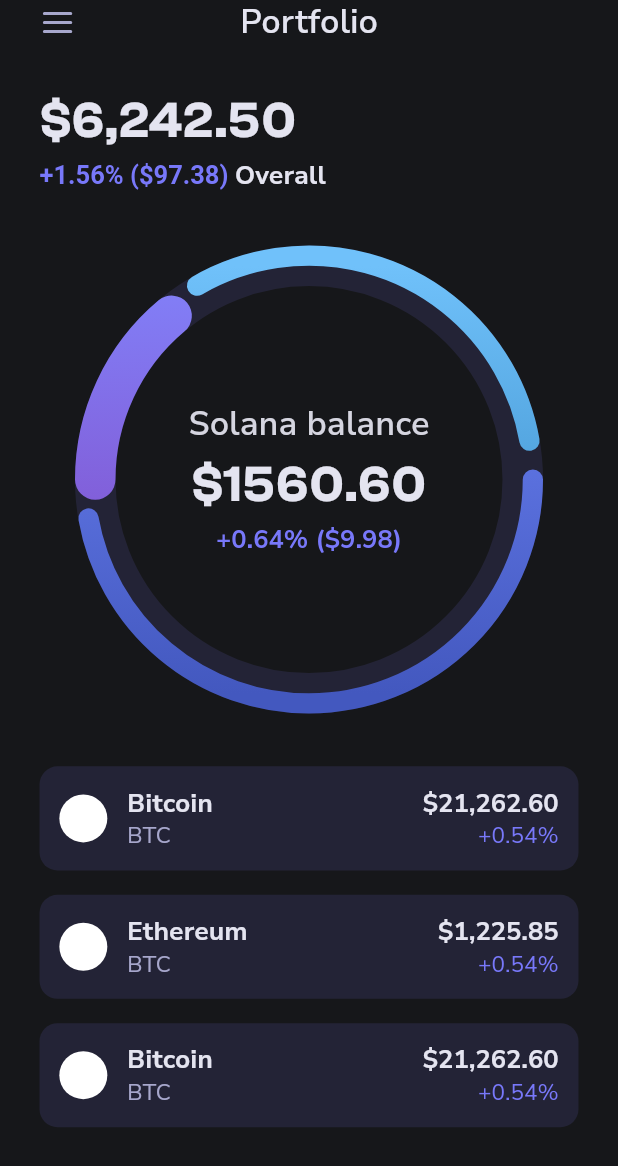
After one commit to jabguru/crypto_app, a Flutter app: the PortfolioScreen screen opened directly, on a phone screen of 412 x 824 dp. The commit adds this screen. Shown: the top 1166 px of the screen. Run offline on Flutter 3.47's test engine with Material 3 defaults, Android fonts, the phone set to English and light mode, and no system bars; our stand-ins replace flutter_svg, vector_graphics.

Commit message:
finished portfolio screen

```diff
--- a/lib/constants/colors.dart
+++ b/lib/constants/colors.dart
@@ -7,6 +7,7 @@ const Color kLightGrey = Color(0xFFE4E4F0);
 const Color kSnowWhite = Color(0xFFF2F2FA);
 const Color kPrimaryPurple = Color(0xFF7878FA);
 const Color kDarkGrey = Color(0xFF232336);
+const Color kDustyGrey = Color(0xFFD5D5E0);
 
 const Gradient kPurplePinkGradient = LinearGradient(
   colors: [Color(0xFF6262D9), Color(0xFF9D62D9)],
@@ -19,3 +20,19 @@ const Gradient kPurplePinkGradientReverse = LinearGradient(
   begin: Alignment.topLeft,
   end: Alignment.bottomRight,
 );
+
+const Gradient kRingGradient1 = LinearGradient(
+  colors: [Color(0xFF8143BF), Color(0xFF8282FA)],
+  begin: Alignment.topCenter,
+  end: Alignment.bottomCenter,
+);
+const Gradient kRingGradient2 = LinearGradient(
+  colors: [Color(0xFF3083BF), Color(0xFF70C1FA)],
+  begin: Alignment.topCenter,
+  end: Alignment.bottomCenter,
+);
+const Gradient kRingGradient3 = LinearGradient(
+  colors: [Color(0xFF4358BF), Color(0xFF7087FA)],
+  begin: Alignment.topCenter,
+  end: Alignment.bottomCenter,
+);
--- a/lib/screens/base_screen.dart
+++ b/lib/screens/base_screen.dart
@@ -1,4 +1,5 @@
 import 'package:crypto_app/screens/home.dart';
+import 'package:crypto_app/screens/portfolio.dart';
 import 'package:crypto_app/services/base_screen.dart';
 import 'package:crypto_app/widgets/custom_bottom_nav_bar.dart';
 import 'package:flutter/material.dart';
@@ -38,7 +39,7 @@ class _BaseScreenState extends State<BaseScreen> {
           physics: const NeverScrollableScrollPhysics(),
           children: const <Widget>[
             HomeScreen(),
-            SizedBox.shrink(),
+            PortfolioScreen(),
             SizedBox.shrink(),
             SizedBox.shrink(),
           ],
--- /dev/null
+++ b/lib/screens/portfolio.dart
@@ -0,0 +1,50 @@
+import 'package:crypto_app/constants/colors.dart';
+import 'package:crypto_app/constants/size.dart';
+import 'package:crypto_app/widgets/coin_widget.dart';
+import 'package:crypto_app/widgets/custom_app_bar.dart';
+import 'package:crypto_app/widgets/portfolio_balance_ring.dart';
+import 'package:flutter/material.dart';
+
+class PortfolioScreen extends StatelessWidget {
+  const PortfolioScreen({super.key});
+
+  @override
+  Widget build(BuildContext context) {
+    return Scaffold(
+      body: SafeArea(
+        child: SingleChildScrollView(
+          padding: EdgeInsets.symmetric(horizontal: eqW(24.0)),
+          child: Column(
+            crossAxisAlignment: CrossAxisAlignment.start,
+            children: [
+              CustomAppBar(title: 'Portfolio'),
+              VerticalSpacing(eqH(29.0)),
+              Text(
+                '\$6,242.50',
+                style: Theme.of(context).textTheme.displayLarge,
+              ),
+              VerticalSpacing(eqH(4.0)),
+              RichText(
+                text: TextSpan(
+                  style: Theme.of(context).textTheme.bodyMedium,
+                  children: [
+                    TextSpan(
+                        text: '+1.56% (\$97.38) ',
+                        style: TextStyle(color: kPrimaryPurple)),
+                    TextSpan(text: 'Overall'),
+                  ],
+                ),
+              ),
+              VerticalSpacing(eqH(48.0)),
+              PorfolioBalanceRing(),
+              VerticalSpacing(eqH(48.0)),
+              CoinWidget(name: 'Bitcoin', price: '21,262.60'),
+              CoinWidget(name: 'Ethereum', price: '1,225.85'),
+              CoinWidget(name: 'Bitcoin', price: '21,262.60'),
+            ],
+          ),
+        ),
+      ),
+    );
+  }
+}
--- /dev/null
+++ b/lib/widgets/portfolio_balance_ring.dart
@@ -0,0 +1,116 @@
+import 'dart:math';
+
+import 'package:crypto_app/constants/colors.dart';
+import 'package:crypto_app/constants/size.dart';
+import 'package:flutter/material.dart';
+
+class PorfolioBalanceRing extends StatelessWidget {
+  const PorfolioBalanceRing({super.key});
+
+  @override
+  Widget build(BuildContext context) {
+    return Center(
+      child: Stack(
+        alignment: Alignment.center,
+        children: [
+          SizedBox.fromSize(
+            size: Size.square(285.0),
+            child: Transform.rotate(
+              angle: pi,
+              child: CustomPaint(
+                painter: BalanceCustomPainter(),
+              ),
+            ),
+          ),
+          Column(
+            children: [
+              Text(
+                'Solana balance',
+                style: Theme.of(context)
+                    .textTheme
+                    .bodyLarge
+                    ?.copyWith(color: kDustyGrey),
+              ),
+              VerticalSpacing(eqH(4.0)),
+              Text(
+                '\$1560.60',
+                style: Theme.of(context).textTheme.displayLarge,
+              ),
+              VerticalSpacing(eqH(4.0)),
+              Text(
+                '+0.64% (\$9.98)',
+                style: Theme.of(context)
+                    .textTheme
+                    .bodyMedium
+                    ?.copyWith(color: kPrimaryPurple),
+              ),
+            ],
+          ),
+        ],
+      ),
+    );
+  }
+}
+
+class BalanceCustomPainter extends CustomPainter {
+  int first = 1;
+  int second = 2;
+  int third = 3;
+
+  @override
+  void paint(Canvas canvas, Size size) {
+    //  ? paint background ring
+    final backgroundPaint = Paint()
+      ..color = kDarkGrey
+      ..strokeWidth = 27.0
+      ..style = PaintingStyle.stroke;
+
+    final center = Offset(size.width / 2, size.height / 2);
+    final radius = min(size.width / 2, size.height / 2);
+    canvas.drawCircle(center, radius, backgroundPaint);
+
+    // ? paint other rings
+    final totalValue = first + second + third;
+
+    final sweepAngle1 = (2 * pi * (first / totalValue));
+    final sweepAngle2 = (2 * pi * (second / totalValue));
+    final sweepAngle3 = (2 * pi * (third / totalValue));
+
+    List sweepAngles = [sweepAngle1, sweepAngle2, sweepAngle3];
+    List gradients = [kRingGradient1, kRingGradient2, kRingGradient3];
+
+    double startAngle = 0;
+
+    for (var i = 0; i < 3; i++) {
+      bool selected = i == 0;
+
+      final endAngle = sweepAngles[i];
+
+      final ringPaint = Paint()
+        ..shader = gradients[i]
+            .createShader(Rect.fromCircle(center: center, radius: radius))
+        ..strokeWidth = selected ? 27.0 : 13.5
+        ..style = PaintingStyle.stroke
+        ..strokeCap = StrokeCap.round;
+
+      double addition = selected ? 0 : 6.75;
+      final arcRadius =
+          min(size.width / 2 + addition, size.height / 2 + addition);
+
+      canvas.drawArc(
+        Rect.fromCircle(center: center, radius: arcRadius),
+        startAngle,
+        endAngle - (10 * pi / 180),
+        false,
+        ringPaint,
+      );
+
+      startAngle += endAngle;
+    }
+  }
+
+  @override
+  bool shouldRepaint(covariant CustomPainter oldDelegate) {
+    return true;
+  }
+}
--- a/lib/widgets/transaction_widget.dart
+++ b/lib/widgets/transaction_widget.dart
@@ -39,6 +39,7 @@ class TransactionWidget extends StatelessWidget {
                     ),
                   ],
                 ),
+                VerticalSpacing(eqH(2.0)),
                 Text(
                   '\$812.10 \n30 Jul 2022, 3.30 PM',
                   style: Theme.of(context).textTheme.bodySmall?.copyWith(
```
